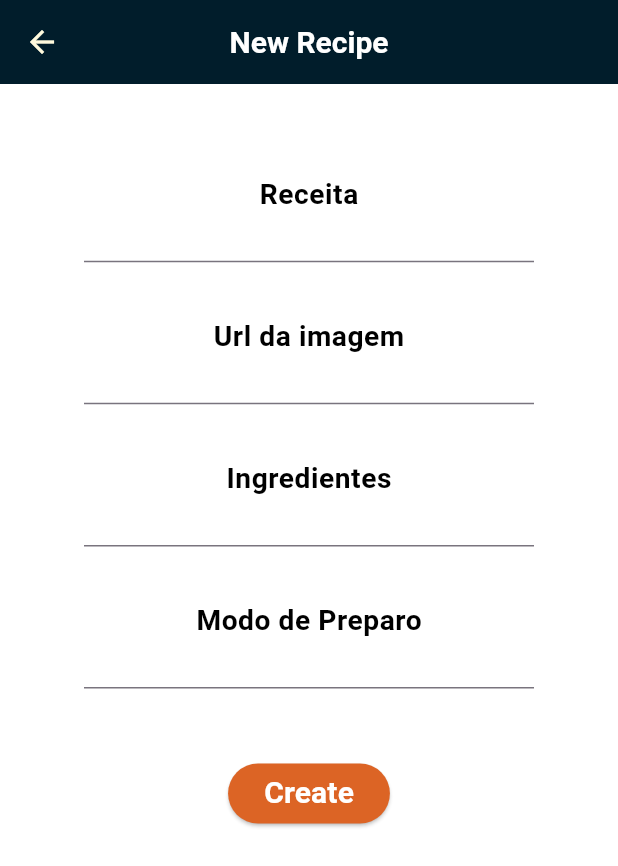
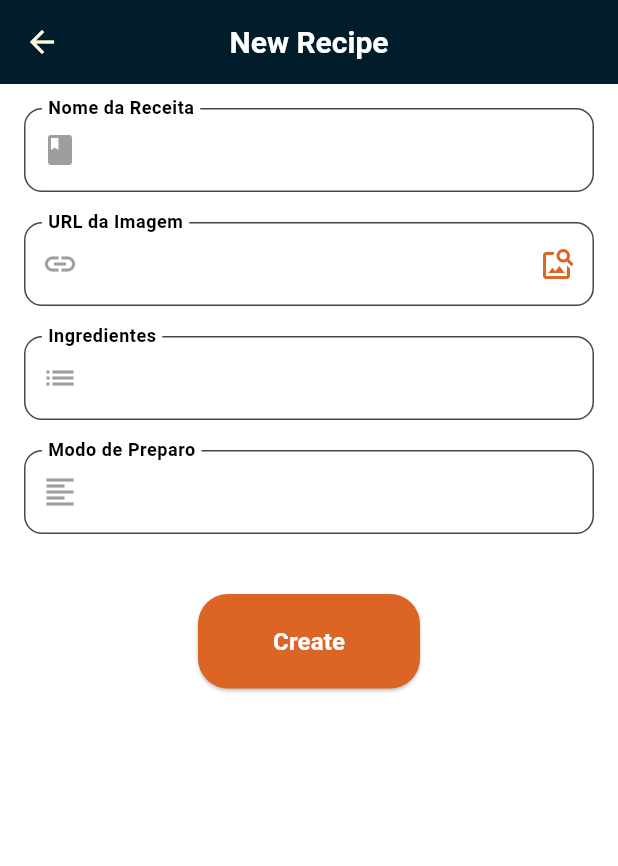
Before and after one commit to Brunokrk/My-Recipes, a Flutter app: the AddRecipeScreen screen opened directly, on a phone screen of 412 x 824 dp. Shown: the top 866 px of the screen. Run offline on Flutter 3.47's test engine with Material 3 defaults, Android fonts, the light colour scheme and no system bars; our stand-ins replace flutter_dotenv, google_fonts, logger, shared_preferences; missing offline and left inert: http_interceptor; accounts and stored records are empty; statements that could not run were skipped.

Commit message:
Add-Screens updated

```diff
--- a/lib/screens/Add-Recipe-Screen/add_recipe_screen.dart
+++ b/lib/screens/Add-Recipe-Screen/add_recipe_screen.dart
@@ -1,5 +1,4 @@
 import 'dart:io';
-
 import 'package:flutter/material.dart';
 import 'package:my_recipes_app/services/recipe_service.dart';
 import 'package:shared_preferences/shared_preferences.dart';
@@ -8,14 +7,14 @@ import '../../common/exception_dialog.dart';
 import '../../common/logout.dart';
 import '../../models/category.dart';
 import '../../models/recipe.dart';
+import '../../services/image_service.dart';
 
 class AddRecipeScreen extends StatelessWidget {
   final Recipe? existingRecipe;
   final Category? category;
   final TextEditingController _name = TextEditingController();
   final TextEditingController _url = TextEditingController();
-  final TextEditingController _ingredients =
-      TextEditingController(); // Controlador para ingredientes
+  final TextEditingController _ingredients = TextEditingController();
   final TextEditingController _preparation = TextEditingController();
 
   AddRecipeScreen({super.key, this.existingRecipe, this.category}) {
@@ -31,137 +30,142 @@ class AddRecipeScreen extends StatelessWidget {
   Widget build(BuildContext context) {
     return Scaffold(
       appBar: AppBar(
-        title: const Text(
-          "New Recipe",
-          style: TextStyle(
-            fontSize: 20,
-            fontWeight: FontWeight.bold,
-            color: Colors.white, // Alterado para branco puro
-          ),
-        ),
+        title: const Text("New Recipe", style: TextStyle(fontSize: 20, fontWeight: FontWeight.bold, color: Colors.white)),
         centerTitle: true,
       ),
       body: SingleChildScrollView(
         child: Padding(
-          padding: const EdgeInsets.all(8.0),
-          child: Form(
-            child: Padding(
-              padding: const EdgeInsets.all(32.0),
-              child: Column(
-                children: [
-                  Container(
-                    decoration: BoxDecoration(
-                      borderRadius: BorderRadius.circular(20),
-                      color: Colors.white,
-                    ),
-                    child: Column(
-                      children: [
-                        Padding(
-                          padding: const EdgeInsets.all(16.0),
-                          child: TextFormField(
-                            controller: _name,
-                            style: const TextStyle(color: Colors.black),
-                            decoration: const InputDecoration(
-                              labelText: 'Receita',
-                              labelStyle: TextStyle(
-                                fontWeight: FontWeight.bold,
-                                color: Colors.black,
-                                fontSize: 25,
-                              ),
-                              floatingLabelBehavior:
-                                  FloatingLabelBehavior.always,
-                              floatingLabelAlignment:
-                                  FloatingLabelAlignment.center,
-                            ),
-                          ),
-                        ),
-                        Padding(
-                          padding: const EdgeInsets.all(16.0),
-                          child: TextFormField(
-                            controller: _url,
-                            style: const TextStyle(color: Colors.black),
-                            decoration: const InputDecoration(
-                              labelText: 'Url da imagem',
-                              labelStyle: TextStyle(
-                                fontWeight: FontWeight.bold,
-                                color: Colors.black,
-                                fontSize: 25,
-                              ),
-                              floatingLabelBehavior:
-                                  FloatingLabelBehavior.always,
-                              floatingLabelAlignment:
-                                  FloatingLabelAlignment.center,
-                            ),
-                          ),
-                        ),
-                        Padding(
-                          padding: const EdgeInsets.all(16.0),
-                          child: TextFormField(
-                            controller: _ingredients,
-                            style: const TextStyle(color: Colors.black),
-                            decoration: const InputDecoration(
-                              labelText: 'Ingredientes',
-                              labelStyle: TextStyle(
-                                fontWeight: FontWeight.bold,
-                                color: Colors.black,
-                                fontSize: 25,
-                              ),
-                              floatingLabelBehavior:
-                                  FloatingLabelBehavior.always,
-                              floatingLabelAlignment:
-                                  FloatingLabelAlignment.center,
-                            ),
-                            keyboardType: TextInputType.multiline,
-                            maxLines: null, // Permite múltiplas linhas
-                          ),
-                        ),
-                        Padding(
-                          padding: const EdgeInsets.all(16.0),
-                          child: TextFormField(
-                            controller: _preparation,
-                            style: const TextStyle(color: Colors.black),
-                            decoration: const InputDecoration(
-                              labelText: 'Modo de Preparo',
-                              labelStyle: TextStyle(
-                                fontWeight: FontWeight.bold,
-                                color: Colors.black,
-                                fontSize: 25,
-                              ),
-                              floatingLabelBehavior:
-                                  FloatingLabelBehavior.always,
-                              floatingLabelAlignment:
-                                  FloatingLabelAlignment.center,
-                            ),
-                            keyboardType: TextInputType.multiline,
-                            maxLines: null, // Permite múltiplas linhas
-                          ),
-                        ),
-                      ],
-                    ),
-                  ),
-                  Padding(
-                    padding: EdgeInsets.fromLTRB(0, 30, 0, 0),
-                    child: ElevatedButton(
-                      onPressed: () {
-                        registerOrUpdateRecipe(context);
-                      }, // Adicione sua função de envio aqui
-                      child: const Text(
-                        "Create",
-                        style: TextStyle(
-                          fontSize: 20,
-                          fontWeight: FontWeight.bold,
-                          color: Colors.white,
-                        ),
-                      ),
-                    ),
-                  ),
-                ],
-              ),
-            ),
+          padding: const EdgeInsets.all(16.0),
+          child: Column(
+            children: [
+              _buildTextFormField(_name, "Nome da Receita", Icons.book),
+              const SizedBox(height: 20),
+              _buildImageUrlField(context, _url),
+              const SizedBox(height: 20),
+              _buildTextFormField(_ingredients, "Ingredientes", Icons.list, isMultiline: true),
+              const SizedBox(height: 20),
+              _buildTextFormField(_preparation, "Modo de Preparo", Icons.format_align_left, isMultiline: true),
+              const SizedBox(height: 40),
+              _buildButton(context, "Create", registerOrUpdateRecipe),
+            ],
           ),
         ),
       ),
     );
+  }
+
+  Widget _buildTextFormField(TextEditingController controller, String label, IconData icon, {bool isMultiline = false}) {
+    return TextFormField(
+      controller: controller,
+      style: const TextStyle(color: Colors.black),
+      maxLines: isMultiline ? null : 1,
+      keyboardType: isMultiline ? TextInputType.multiline : TextInputType.text,
+      decoration: InputDecoration(
+        labelText: label,
+        labelStyle: const TextStyle(fontWeight: FontWeight.bold, color: Colors.black, fontSize: 16),
+        floatingLabelBehavior: FloatingLabelBehavior.always,
+        prefixIcon: Icon(icon, color: Colors.grey),
+        border: OutlineInputBorder(
+          borderRadius: BorderRadius.circular(12),
+          borderSide: const BorderSide(color: Colors.grey),
+        ),
+        filled: true,
+        fillColor: Colors.white,
+      ),
+    );
+  }
+
+  Widget _buildImageUrlField(BuildContext context, TextEditingController controller) {
+    return TextFormField(
+      controller: controller,
+      style: const TextStyle(color: Colors.black),
+      decoration: InputDecoration(
+        labelText: "URL da Imagem",
+        labelStyle: const TextStyle(fontWeight: FontWeight.bold, color: Colors.black, fontSize: 16),
+        floatingLabelBehavior: FloatingLabelBehavior.always,
+        prefixIcon: const Icon(Icons.link, color: Colors.grey),
+        suffixIcon: IconButton(
+          icon: const Icon(Icons.image_search, color: Color(0xFFDC6425)),
+          onPressed: () => fetchAndSetImageUrl(context),
+        ),
+        border: OutlineInputBorder(
+          borderRadius: BorderRadius.circular(12),
+          borderSide: const BorderSide(color: Colors.grey),
+        ),
+        filled: true,
+        fillColor: Colors.white,
+      ),
+    );
+  }
+
+  Widget _buildButton(BuildContext context, String text, Function action) {
+    return ElevatedButton(
+      onPressed: () => action(context),
+      style: ElevatedButton.styleFrom(
+        foregroundColor: Colors.white, backgroundColor: const Color(0xFFDC6425),
+        padding: const EdgeInsets.symmetric(horizontal: 50, vertical: 20),
+        shape: RoundedRectangleBorder(borderRadius: BorderRadius.circular(20)),
+      ),
+      child: Text(text, style: const TextStyle(fontSize: 16, fontWeight: FontWeight.bold)),
+    );
+  }
+
+  void fetchAndSetImageUrl(BuildContext context) {
+    if (_name.text.isEmpty) {
+      showExceptionDialog(context, content: 'Por favor, insira o nome da receita para buscar uma imagem.');
+      return;
+    }
+
+    // Assumindo que ImageService possui um método fetchImages que retorna uma lista de URLs de imagens
+    ImageService imageService = ImageService();
+    imageService.listImages(_name.text).then((imageUrls) {
+      if (imageUrls.isEmpty) {
+        showExceptionDialog(context, content: 'Nenhuma imagem encontrada para essa receita.');
+        return;
+      }
+
+      showDialog(
+        context: context,
+        builder: (BuildContext dialogContext) {
+          return AlertDialog(
+            title: const Text('Selecione uma Imagem'),
+            content: SingleChildScrollView(
+              child: Container(
+                width: double.maxFinite,
+                height: MediaQuery.of(context).size.height * 0.8,
+                child: GridView.builder(
+                  gridDelegate: SliverGridDelegateWithFixedCrossAxisCount(
+                    crossAxisCount: 3,
+                    crossAxisSpacing: 4.0,
+                    mainAxisSpacing: 4.0,
+                  ),
+                  itemCount: imageUrls.length,
+                  itemBuilder: (BuildContext context, int index) {
+                    return GestureDetector(
+                      onTap: () {
+                        _url.text = imageUrls[index];
+                        Navigator.of(dialogContext).pop();
+                      },
+                      child: Image.network(imageUrls[index], fit: BoxFit.cover),
+                    );
+                  },
+                ),
+              ),
+            ),
+            actions: <Widget>[
+              TextButton(
+                child: const Text('Fechar'),
+                onPressed: () {
+                  Navigator.of(dialogContext).pop();
+                },
+              ),
+            ],
+          );
+        },
+      );
+    }).catchError((error) {
+      showExceptionDialog(context, content: 'Falha ao buscar imagens: ${error.toString()}');
+    });
   }
 
   registerOrUpdateRecipe(BuildContext context) {
```
Also changed, not shown: lib/screens/Add-Category-Screen/add_category_screen.dart (+114 -108 lines), lib/services/image_service.dart (+19 -0 lines), 1 other file.
